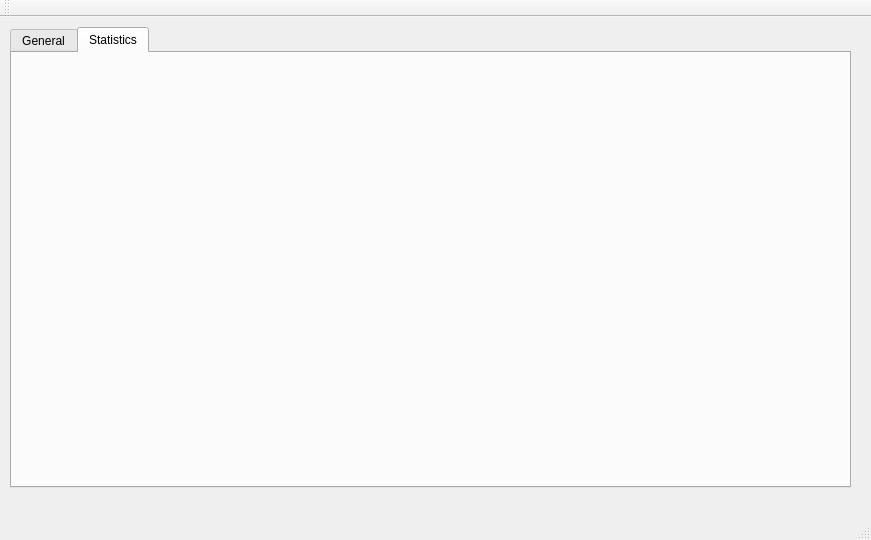
Above: PravekshaUI/pravekshaui.ui from Jdevas/PravekshaUI before the change. Below: the same form after it.
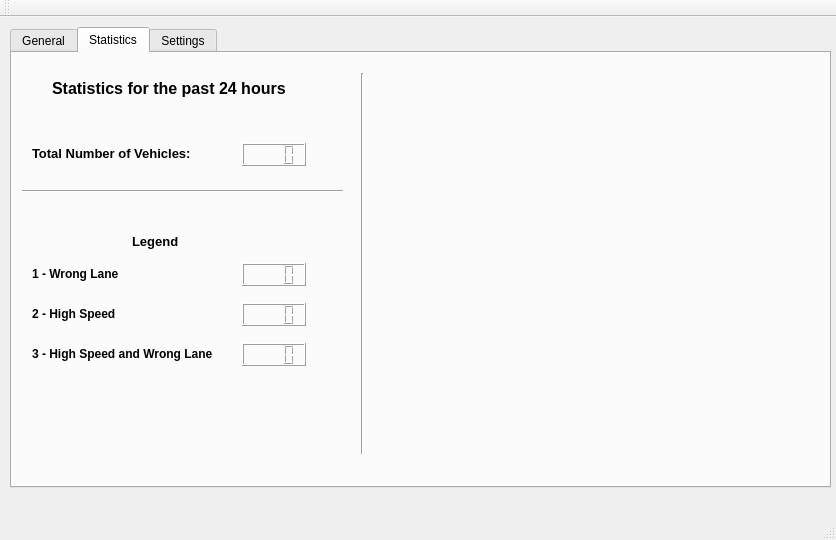
That is the form after the change. The open tabs and pages were chosen to show the change.

Commit message: With speed detection

Patch:
```diff
--- a/PravekshaUI/pravekshaui.ui
+++ b/PravekshaUI/pravekshaui.ui
@@ -6,7 +6,7 @@
    <rect>
     <x>0</x>
     <y>0</y>
-    <width>871</width>
+    <width>836</width>
     <height>540</height>
    </rect>
   </property>
@@ -19,7 +19,7 @@
      <rect>
       <x>10</x>
       <y>10</y>
-      <width>841</width>
+      <width>821</width>
       <height>461</height>
      </rect>
     </property>
@@ -136,6 +136,404 @@
      <attribute name="title">
       <string>Statistics</string>
      </attribute>
+     <widget class="QWidget" name="widgetGraph" native="true">
+      <property name="geometry">
+       <rect>
+        <x>360</x>
+        <y>30</y>
+        <width>451</width>
+        <height>361</height>
+       </rect>
+      </property>
+      <property name="sizePolicy">
+       <sizepolicy hsizetype="Maximum" vsizetype="Maximum">
+        <horstretch>0</horstretch>
+        <verstretch>0</verstretch>
+       </sizepolicy>
+      </property>
+      <property name="autoFillBackground">
+       <bool>false</bool>
+      </property>
+     </widget>
+     <widget class="QLabel" name="label_2">
+      <property name="geometry">
+       <rect>
+        <x>40</x>
+        <y>20</y>
+        <width>261</width>
+        <height>31</height>
+       </rect>
+      </property>
+      <property name="font">
+       <font>
+        <pointsize>12</pointsize>
+        <weight>75</weight>
+        <bold>true</bold>
+       </font>
+      </property>
+      <property name="text">
+       <string>Statistics for the past 24 hours</string>
+      </property>
+      <property name="textFormat">
+       <enum>Qt::RichText</enum>
+      </property>
+     </widget>
+     <widget class="QLabel" name="label_3">
+      <property name="geometry">
+       <rect>
+        <x>20</x>
+        <y>90</y>
+        <width>171</width>
+        <height>21</height>
+       </rect>
+      </property>
+      <property name="font">
+       <font>
+        <pointsize>10</pointsize>
+        <weight>75</weight>
+        <bold>true</bold>
+       </font>
+      </property>
+      <property name="text">
+       <string>Total Number of Vehicles:</string>
+      </property>
+     </widget>
+     <widget class="QLCDNumber" name="txtTotVehicles">
+      <property name="geometry">
+       <rect>
+        <x>230</x>
+        <y>90</y>
+        <width>64</width>
+        <height>23</height>
+       </rect>
+      </property>
+      <property name="font">
+       <font>
+        <weight>75</weight>
+        <bold>true</bold>
+       </font>
+      </property>
+      <property name="numDigits">
+       <number>4</number>
+      </property>
+      <property name="value" stdset="0">
+       <double>0.000000000000000</double>
+      </property>
+     </widget>
+     <widget class="QLabel" name="label_4">
+      <property name="geometry">
+       <rect>
+        <x>20</x>
+        <y>210</y>
+        <width>101</width>
+        <height>21</height>
+       </rect>
+      </property>
+      <property name="font">
+       <font>
+        <pointsize>9</pointsize>
+        <weight>75</weight>
+        <italic>false</italic>
+        <bold>true</bold>
+       </font>
+      </property>
+      <property name="text">
+       <string>1 - Wrong Lane</string>
+      </property>
+     </widget>
+     <widget class="QLabel" name="label_5">
+      <property name="geometry">
+       <rect>
+        <x>20</x>
+        <y>250</y>
+        <width>101</width>
+        <height>21</height>
+       </rect>
+      </property>
+      <property name="font">
+       <font>
+        <pointsize>9</pointsize>
+        <weight>75</weight>
+        <bold>true</bold>
+       </font>
+      </property>
+      <property name="text">
+       <string>2 - High Speed</string>
+      </property>
+     </widget>
+     <widget class="QLabel" name="label_6">
+      <property name="geometry">
+       <rect>
+        <x>20</x>
+        <y>290</y>
+        <width>201</width>
+        <height>21</height>
+       </rect>
+      </property>
+      <property name="font">
+       <font>
+        <pointsize>9</pointsize>
+        <weight>75</weight>
+        <bold>true</bold>
+       </font>
+      </property>
+      <property name="text">
+       <string>3 - High Speed and Wrong Lane</string>
+      </property>
+     </widget>
+     <widget class="QLabel" name="label_7">
+      <property name="geometry">
+       <rect>
+        <x>120</x>
+        <y>180</y>
+        <width>61</width>
+        <height>16</height>
+       </rect>
+      </property>
+      <property name="font">
+       <font>
+        <pointsize>10</pointsize>
+        <weight>75</weight>
+        <bold>true</bold>
+       </font>
+      </property>
+      <property name="text">
+       <string>Legend</string>
+      </property>
+     </widget>
+     <widget class="QLCDNumber" name="txtWrongLane">
+      <property name="geometry">
+       <rect>
+        <x>230</x>
+        <y>210</y>
+        <width>64</width>
+        <height>23</height>
+       </rect>
+      </property>
+      <property name="font">
+       <font>
+        <weight>75</weight>
+        <bold>true</bold>
+       </font>
+      </property>
+      <property name="numDigits">
+       <number>4</number>
+      </property>
+     </widget>
+     <widget class="QLCDNumber" name="txtHighSpeed">
+      <property name="geometry">
+       <rect>
+        <x>230</x>
+        <y>250</y>
+        <width>64</width>
+        <height>23</height>
+       </rect>
+      </property>
+      <property name="font">
+       <font>
+        <weight>75</weight>
+        <bold>true</bold>
+       </font>
+      </property>
+      <property name="numDigits">
+       <number>4</number>
+      </property>
+     </widget>
+     <widget class="QLCDNumber" name="txtBoth">
+      <property name="geometry">
+       <rect>
+        <x>230</x>
+        <y>290</y>
+        <width>64</width>
+        <height>23</height>
+       </rect>
+      </property>
+      <property name="font">
+       <font>
+        <weight>75</weight>
+        <bold>true</bold>
+       </font>
+      </property>
+      <property name="autoFillBackground">
+       <bool>false</bool>
+      </property>
+      <property name="numDigits">
+       <number>4</number>
+      </property>
+      <property name="segmentStyle">
+       <enum>QLCDNumber::Filled</enum>
+      </property>
+     </widget>
+     <widget class="Line" name="line">
+      <property name="geometry">
+       <rect>
+        <x>10</x>
+        <y>130</y>
+        <width>321</width>
+        <height>16</height>
+       </rect>
+      </property>
+      <property name="orientation">
+       <enum>Qt::Horizontal</enum>
+      </property>
+     </widget>
+     <widget class="Line" name="line_2">
+      <property name="geometry">
+       <rect>
+        <x>340</x>
+        <y>20</y>
+        <width>20</width>
+        <height>381</height>
+       </rect>
+      </property>
+      <property name="orientation">
+       <enum>Qt::Vertical</enum>
+      </property>
+     </widget>
+    </widget>
+    <widget class="QWidget" name="tbSettings">
+     <attribute name="title">
+      <string>Settings</string>
+     </attribute>
+     <widget class="QPushButton" name="btnSetLoggerPath">
+      <property name="geometry">
+       <rect>
+        <x>400</x>
+        <y>71</y>
+        <width>41</width>
+        <height>23</height>
+       </rect>
+      </property>
+      <property name="text">
+       <string>Set</string>
+      </property>
+     </widget>
+     <widget class="QPushButton" name="btnSetDistance">
+      <property name="geometry">
+       <rect>
+        <x>190</x>
+        <y>41</y>
+        <width>41</width>
+        <height>23</height>
+       </rect>
+      </property>
+      <property name="text">
+       <string>Set</string>
+      </property>
+     </widget>
+     <widget class="QLabel" name="label_8">
+      <property name="geometry">
+       <rect>
+        <x>10</x>
+        <y>41</y>
+        <width>46</width>
+        <height>13</height>
+       </rect>
+      </property>
+      <property name="text">
+       <string>Distance</string>
+      </property>
+     </widget>
+     <widget class="QLabel" name="label_9">
+      <property name="geometry">
+       <rect>
+        <x>10</x>
+        <y>71</y>
+        <width>61</width>
+        <height>16</height>
+       </rect>
+      </property>
+      <property name="text">
+       <string>Logger Path</string>
+      </property>
+     </widget>
+     <widget class="QLineEdit" name="txtLoggerPath">
+      <property name="geometry">
+       <rect>
+        <x>80</x>
+        <y>71</y>
+        <width>321</width>
+        <height>20</height>
+       </rect>
+      </property>
+      <property name="toolTip">
+       <string>Logger Path</string>
+      </property>
+      <property name="text">
+       <string>F:/20july2013_time_7am_9am/Logs/</string>
+      </property>
+      <property name="cursorPosition">
+       <number>32</number>
+      </property>
+     </widget>
+     <widget class="QPushButton" name="btnBrowse">
+      <property name="geometry">
+       <rect>
+        <x>570</x>
+        <y>11</y>
+        <width>21</width>
+        <height>23</height>
+       </rect>
+      </property>
+      <property name="font">
+       <font>
+        <pointsize>8</pointsize>
+        <stylestrategy>PreferDefault</stylestrategy>
+        <kerning>true</kerning>
+       </font>
+      </property>
+      <property name="layoutDirection">
+       <enum>Qt::LeftToRight</enum>
+      </property>
+      <property name="text">
+       <string>...</string>
+      </property>
+     </widget>
+     <widget class="QLineEdit" name="txtDistance">
+      <property name="geometry">
+       <rect>
+        <x>80</x>
+        <y>41</y>
+        <width>111</width>
+        <height>20</height>
+       </rect>
+      </property>
+      <property name="whatsThis">
+       <string>Length of the mapping region</string>
+      </property>
+      <property name="text">
+       <string>50</string>
+      </property>
+     </widget>
+     <widget class="QLineEdit" name="txtPath">
+      <property name="geometry">
+       <rect>
+        <x>80</x>
+        <y>11</y>
+        <width>491</width>
+        <height>20</height>
+       </rect>
+      </property>
+      <property name="text">
+       <string>F:/20july2013_time_7am_9am/Export_2013-07-24_114637/0 - 2013-07-20 12-00-00-033.asf</string>
+      </property>
+      <property name="readOnly">
+       <bool>true</bool>
+      </property>
+     </widget>
+     <widget class="QLabel" name="label1_2">
+      <property name="geometry">
+       <rect>
+        <x>10</x>
+        <y>10</y>
+        <width>51</width>
+        <height>23</height>
+       </rect>
+      </property>
+      <property name="text">
+       <string>Video Path</string>
+      </property>
+     </widget>
     </widget>
    </widget>
   </widget>
```
Left out of the diff: 80 changed lines with no effect on the pictures. The commit also changes 132 other files.
